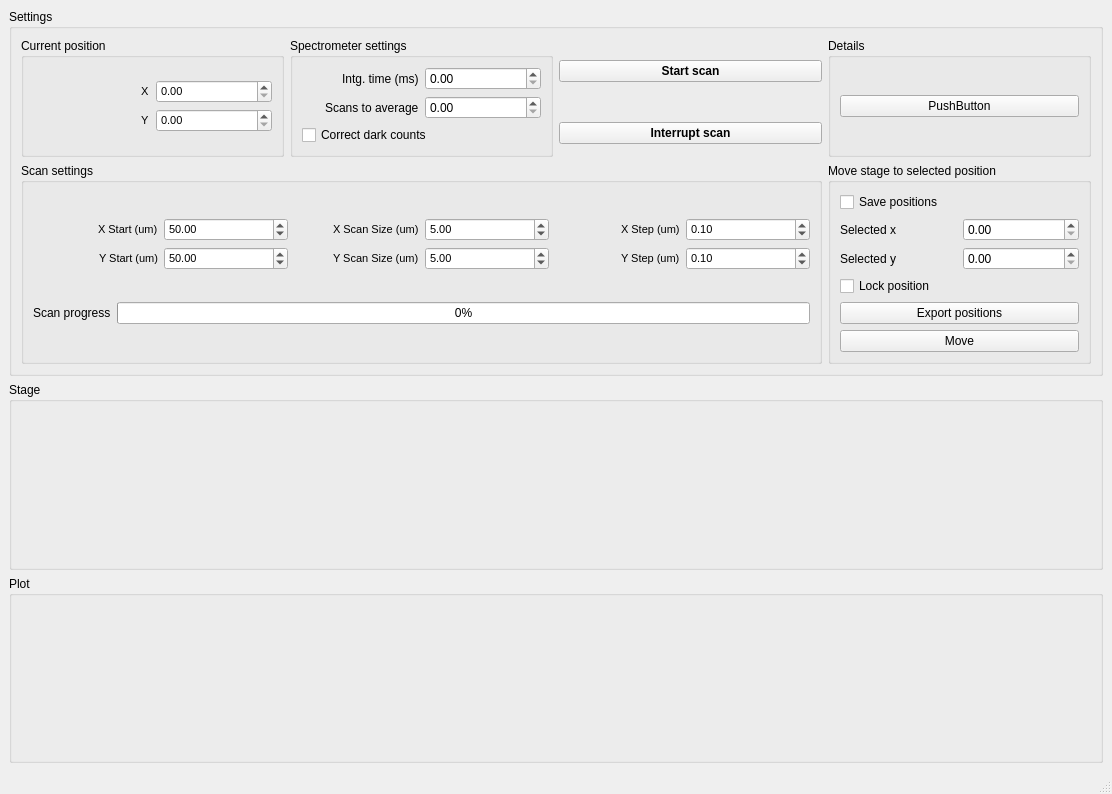
This is HW_PI_PiezoStage/spec_pz_2.ui in GingerLabUW/Microscope_App as Qt 5 draws it before an edit. The edited form follows.
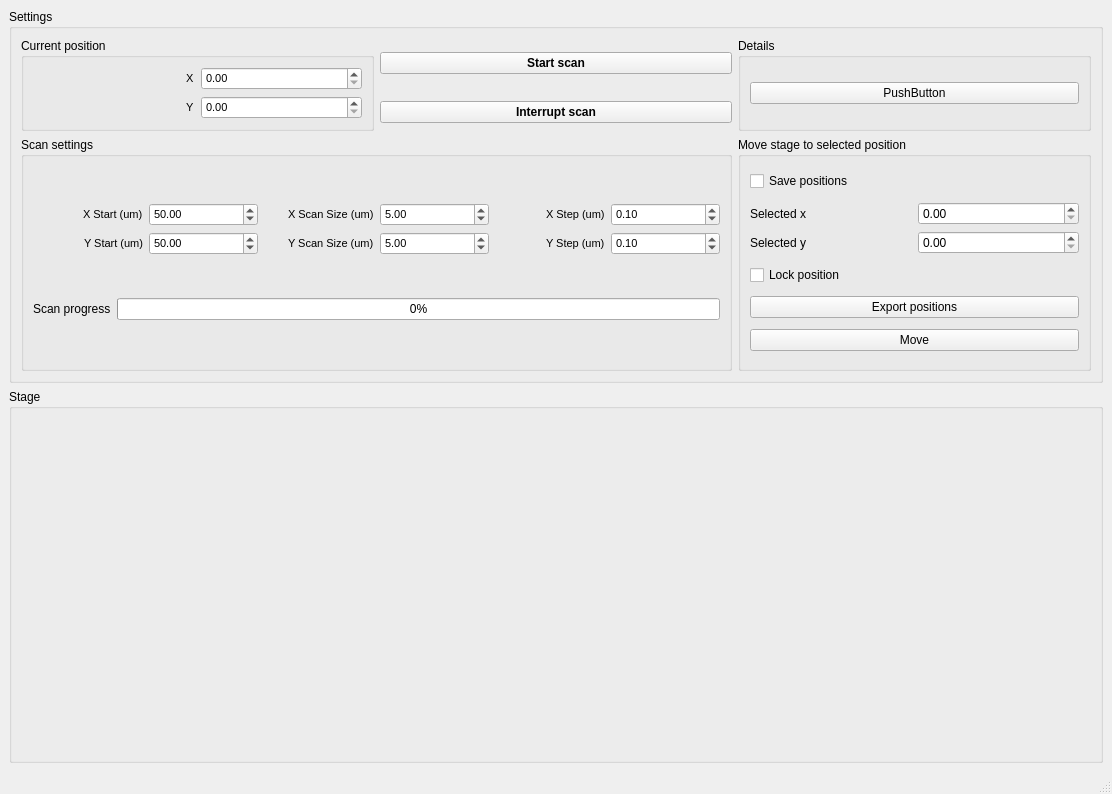
This is the edited form.

Commit message: modified ui, moved imageview/spec plot/run function from stage scan to oceanoptics scan

The edit to the form file:
```diff
--- a/HW_PI_PiezoStage/spec_pz_2.ui
+++ b/HW_PI_PiezoStage/spec_pz_2.ui
@@ -91,7 +91,110 @@
          </layout>
         </widget>
        </item>
-       <item row="2" column="0" colspan="3">
+       <item row="1" column="1">
+        <widget class="QPushButton" name="interrupt_scan_pushButton">
+         <property name="font">
+          <font>
+           <weight>75</weight>
+           <bold>true</bold>
+          </font>
+         </property>
+         <property name="text">
+          <string>Interrupt scan</string>
+         </property>
+        </widget>
+       </item>
+       <item row="2" column="2">
+        <widget class="QGroupBox" name="groupBox_2">
+         <property name="title">
+          <string>Move stage to selected position</string>
+         </property>
+         <layout class="QVBoxLayout" name="verticalLayout_2">
+          <item>
+           <widget class="QCheckBox" name="save_positions_checkBox">
+            <property name="text">
+             <string>Save positions</string>
+            </property>
+           </widget>
+          </item>
+          <item>
+           <layout class="QGridLayout" name="gridLayout">
+            <item row="1" column="0">
+             <widget class="QLabel" name="label_11">
+              <property name="text">
+               <string>Selected y</string>
+              </property>
+             </widget>
+            </item>
+            <item row="0" column="0">
+             <widget class="QLabel" name="label_10">
+              <property name="text">
+               <string>Selected x</string>
+              </property>
+             </widget>
+            </item>
+            <item row="0" column="1">
+             <widget class="QDoubleSpinBox" name="x_clicked_doubleSpinBox"/>
+            </item>
+            <item row="1" column="1">
+             <widget class="QDoubleSpinBox" name="y_clicked_doubleSpinBox"/>
+            </item>
+           </layout>
+          </item>
+          <item>
+           <widget class="QCheckBox" name="lock_position_checkBox">
+            <property name="text">
+             <string>Lock position</string>
+            </property>
+           </widget>
+          </item>
+          <item>
+           <widget class="QPushButton" name="export_positions_pushButton">
+            <property name="text">
+             <string>Export positions</string>
+            </property>
+           </widget>
+          </item>
+          <item>
+           <widget class="QPushButton" name="move_to_selected_pushButton">
+            <property name="text">
+             <string>Move</string>
+            </property>
+           </widget>
+          </item>
+         </layout>
+        </widget>
+       </item>
+       <item row="0" column="1">
+        <widget class="QPushButton" name="start_scan_pushButton">
+         <property name="font">
+          <font>
+           <weight>75</weight>
+           <bold>true</bold>
+          </font>
+         </property>
+         <property name="text">
+          <string>Start scan</string>
+         </property>
+        </widget>
+       </item>
+       <item row="0" column="2" rowspan="2">
+        <widget class="QGroupBox" name="details_groupBox">
+         <property name="title">
+          <string>Details</string>
+         </property>
+         <layout class="QVBoxLayout" name="verticalLayout">
+          <item>
+           <widget class="QPushButton" name="pushButton">
+            <property name="text">
+             <string>PushButton</string>
+            </property>
+           </widget>
+          </item>
+         </layout>
+        </widget>
+       </item>
+       <item row="2" column="0" colspan="2">
         <widget class="QGroupBox" name="groupBox_6">
          <property name="title">
           <string>Scan settings</string>
@@ -271,149 +374,6 @@
          </layout>
         </widget>
        </item>
-       <item row="1" column="2">
-        <widget class="QPushButton" name="interrupt_scan_pushButton">
-         <property name="font">
-          <font>
-           <weight>75</weight>
-           <bold>true</bold>
-          </font>
-         </property>
-         <property name="text">
-          <string>Interrupt scan</string>
-         </property>
-        </widget>
-       </item>
-       <item row="0" column="1" rowspan="2">
-        <widget class="QGroupBox" name="groupBox_5">
-         <property name="title">
-          <string>Spectrometer settings</string>
-         </property>
-         <layout class="QGridLayout" name="gridLayout_8">
-          <item row="0" column="0">
-           <layout class="QGridLayout" name="gridLayout_9">
-            <item row="1" column="1">
-             <widget class="QDoubleSpinBox" name="scans_to_avg_spinBox"/>
-            </item>
-            <item row="0" column="1">
-             <widget class="QDoubleSpinBox" name="intg_time_doubleSpinBox"/>
-            </item>
-            <item row="0" column="0" alignment="Qt::AlignRight">
-             <widget class="QLabel" name="label_31">
-              <property name="text">
-               <string>Intg. time (ms)</string>
-              </property>
-             </widget>
-            </item>
-            <item row="1" column="0" alignment="Qt::AlignRight">
-             <widget class="QLabel" name="label_30">
-              <property name="text">
-               <string>Scans to average</string>
-              </property>
-             </widget>
-            </item>
-           </layout>
-          </item>
-          <item row="1" column="0">
-           <widget class="QCheckBox" name="correct_dark_counts_checkBox">
-            <property name="text">
-             <string>Correct dark counts</string>
-            </property>
-           </widget>
-          </item>
-         </layout>
-        </widget>
-       </item>
-       <item row="0" column="3" rowspan="2">
-        <widget class="QGroupBox" name="details_groupBox">
-         <property name="title">
-          <string>Details</string>
-         </property>
-         <layout class="QVBoxLayout" name="verticalLayout">
-          <item>
-           <widget class="QPushButton" name="pushButton">
-            <property name="text">
-             <string>PushButton</string>
-            </property>
-           </widget>
-          </item>
-         </layout>
-        </widget>
-       </item>
-       <item row="0" column="2">
-        <widget class="QPushButton" name="start_scan_pushButton">
-         <property name="font">
-          <font>
-           <weight>75</weight>
-           <bold>true</bold>
-          </font>
-         </property>
-         <property name="text">
-          <string>Start scan</string>
-         </property>
-        </widget>
-       </item>
-       <item row="2" column="3">
-        <widget class="QGroupBox" name="groupBox_2">
-         <property name="title">
-          <string>Move stage to selected position</string>
-         </property>
-         <layout class="QVBoxLayout" name="verticalLayout_2">
-          <item>
-           <widget class="QCheckBox" name="save_positions_checkBox">
-            <property name="text">
-             <string>Save positions</string>
-            </property>
-           </widget>
-          </item>
-          <item>
-           <layout class="QGridLayout" name="gridLayout">
-            <item row="1" column="0">
-             <widget class="QLabel" name="label_11">
-              <property name="text">
-               <string>Selected y</string>
-              </property>
-             </widget>
-            </item>
-            <item row="0" column="0">
-             <widget class="QLabel" name="label_10">
-              <property name="text">
-               <string>Selected x</string>
-              </property>
-             </widget>
-            </item>
-            <item row="0" column="1">
-             <widget class="QDoubleSpinBox" name="x_clicked_doubleSpinBox"/>
-            </item>
-            <item row="1" column="1">
-             <widget class="QDoubleSpinBox" name="y_clicked_doubleSpinBox"/>
-            </item>
-           </layout>
-          </item>
-          <item>
-           <widget class="QCheckBox" name="lock_position_checkBox">
-            <property name="text">
-             <string>Lock position</string>
-            </property>
-           </widget>
-          </item>
-          <item>
-           <widget class="QPushButton" name="export_positions_pushButton">
-            <property name="text">
-             <string>Export positions</string>
-            </property>
-           </widget>
-          </item>
-          <item>
-           <widget class="QPushButton" name="move_to_selected_pushButton">
-            <property name="text">
-             <string>Move</string>
-            </property>
-           </widget>
-          </item>
-         </layout>
-        </widget>
-       </item>
       </layout>
      </widget>
     </item>
@@ -425,14 +385,6 @@
       <layout class="QGridLayout" name="gridLayout_2"/>
      </widget>
     </item>
-    <item>
-     <widget class="QGroupBox" name="plot_groupBox">
-      <property name="title">
-       <string>Plot</string>
-      </property>
-      <layout class="QGridLayout" name="gridLayout_4"/>
-     </widget>
-    </item>
    </layout>
   </widget>
   <widget class="QMenuBar" name="menubar">
```
Left out of the diff: 5 changed lines with no effect on the pictures. The commit also changes 76 other files.
